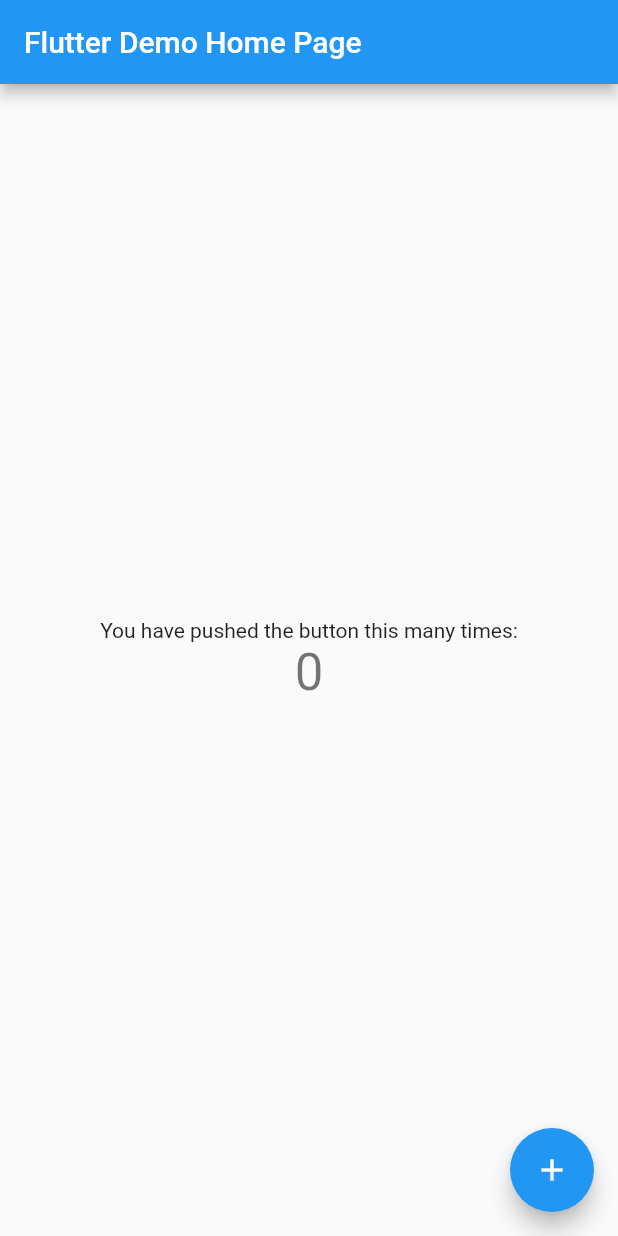
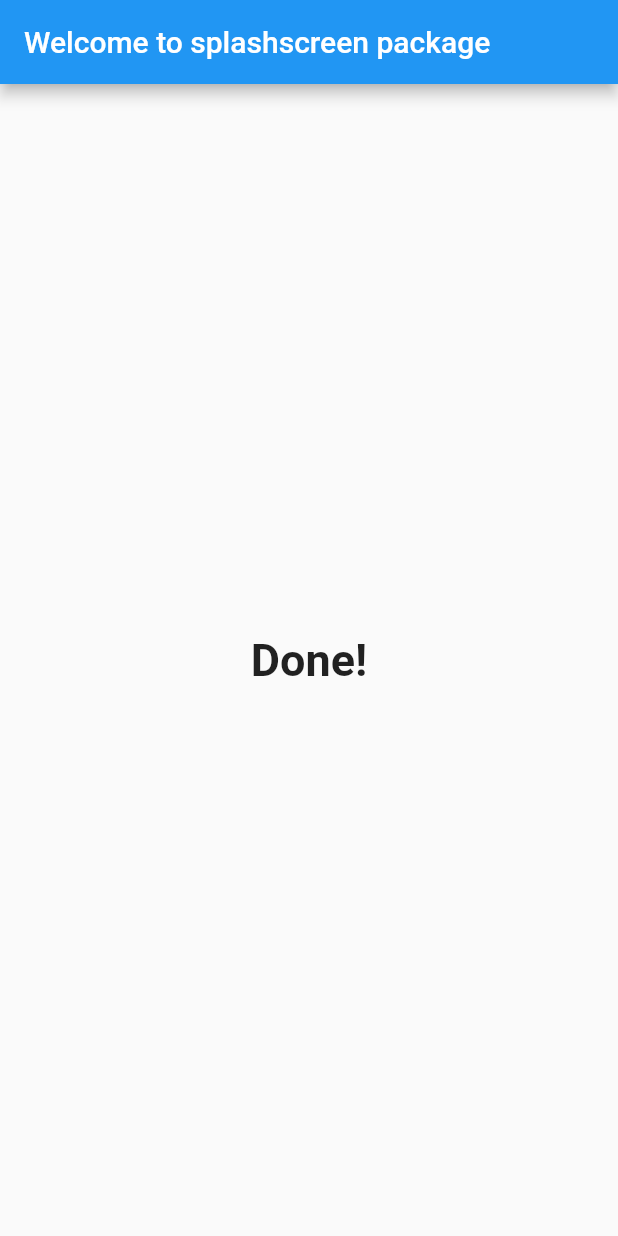
Before and after one commit to fatima796/fa17_bse_009, a Flutter app: the screen it shows after launch, on a phone screen of 412 x 824 dp. Run offline on Flutter 3.47's test engine with Material 2 defaults, Android fonts, the phone set to English and light mode, and no system bars; our stand-ins replace splashscreen; network calls fail.

Commit message:
change Roll no

```diff
--- a/lib/main.dart
+++ b/lib/main.dart
@@ -1,117 +1,54 @@
 import 'package:flutter/material.dart';
-
-void main() {
-  runApp(MyApp());
+import 'package:splashscreen/splashscreen.dart';
+void main(){
+  runApp(new MaterialApp(
+    home: new MyApp(),
+  ));
 }
 
-class MyApp extends StatelessWidget {
-  // This widget is the root of your application.
+
+class MyApp extends StatefulWidget {
+  @override
+  _MyAppState createState() => new _MyAppState();
+}
+
+class _MyAppState extends State<MyApp> {
   @override
   Widget build(BuildContext context) {
-    return MaterialApp(
-      title: 'Flutter Demo',
-      theme: ThemeData(
-        // This is the theme of your application.
-        //
-        // Try running your application with "flutter run". You'll see the
-        // application has a blue toolbar. Then, without quitting the app, try
-        // changing the primarySwatch below to Colors.green and then invoke
-        // "hot reload" (press "r" in the console where you ran "flutter run",
-        // or simply save your changes to "hot reload" in a Flutter IDE).
-        // Notice that the counter didn't reset back to zero; the application
-        // is not restarted.
-        primarySwatch: Colors.blue,
-        // This makes the visual density adapt to the platform that you run
-        // the app on. For desktop platforms, the controls will be smaller and
-        // closer together (more dense) than on mobile platforms.
-        visualDensity: VisualDensity.adaptivePlatformDensity,
-      ),
-      home: MyHomePage(title: 'Flutter Demo Home Page'),
+    return new SplashScreen(
+        seconds: 30,
+        navigateAfterSeconds: new AfterSplash(),
+        title: new Text('Fatima Sohail(FA17-BSE-009)',
+          style: new TextStyle(
+              fontWeight: FontWeight.bold,
+              fontSize: 20.0
+          ),),
+        image: new Image.network('https://www.girlsdp.com/whatsapp-dp-of-girls-with-hijab/'),
+        backgroundColor: Colors.purpleAccent,
+        styleTextUnderTheLoader: new TextStyle(),
+        photoSize: 100.0,
+        onClick: ()=>print("Flutter Egypt"),
+        loaderColor: Colors.red
     );
   }
 }
 
-class MyHomePage extends StatefulWidget {
-  MyHomePage({Key key, this.title}) : super(key: key);
-
-  // This widget is the home page of your application. It is stateful, meaning
-  // that it has a State object (defined below) that contains fields that affect
-  // how it looks.
-
-  // This class is the configuration for the state. It holds the values (in this
-  // case the title) provided by the parent (in this case the App widget) and
-  // used by the build method of the State. Fields in a Widget subclass are
-  // always marked "final".
-
-  final String title;
-
-  @override
-  _MyHomePageState createState() => _MyHomePageState();
-}
-
-class _MyHomePageState extends State<MyHomePage> {
-  int _counter = 0;
-
-  void _incrementCounter() {
-    setState(() {
-      // This call to setState tells the Flutter framework that something has
-      // changed in this State, which causes it to rerun the build method below
-      // so that the display can reflect the updated values. If we changed
-      // _counter without calling setState(), then the build method would not be
-      // called again, and so nothing would appear to happen.
-      _counter++;
-    });
-  }
-
+class AfterSplash extends StatelessWidget {
   @override
   Widget build(BuildContext context) {
-    // This method is rerun every time setState is called, for instance as done
-    // by the _incrementCounter method above.
-    //
-    // The Flutter framework has been optimized to make rerunning build methods
-    // fast, so that you can just rebuild anything that needs updating rather
-    // than having to individually change instances of widgets.
-    return Scaffold(
-      appBar: AppBar(
-        // Here we take the value from the MyHomePage object that was created by
-        // the App.build method, and use it to set our appbar title.
-        title: Text(widget.title),
+    return new Scaffold(
+      appBar: new AppBar(
+          title: new Text("Welcome to splashscreen package"),
+          automaticallyImplyLeading: false
       ),
-      body: Center(
-        // Center is a layout widget. It takes a single child and positions it
-        // in the middle of the parent.
-        child: Column(
-          // Column is also a layout widget. It takes a list of children and
-          // arranges them vertically. By default, it sizes itself to fit its
-          // children horizontally, and tries to be as tall as its parent.
-          //
-          // Invoke "debug painting" (press "p" in the console, choose the
-          // "Toggle Debug Paint" action from the Flutter Inspector in Android
-          // Studio, or the "Toggle Debug Paint" command in Visual Studio Code)
-          // to see the wireframe for each widget.
-          //
-          // Column has various properties to control how it sizes itself and
-          // how it positions its children. Here we use mainAxisAlignment to
-          // center the children vertically; the main axis here is the vertical
-          // axis because Columns are vertical (the cross axis would be
-          // horizontal).
-          mainAxisAlignment: MainAxisAlignment.center,
-          children: <Widget>[
-            Text(
-              'You have pushed the button this many times:',
-            ),
-            Text(
-              '$_counter',
-              style: Theme.of(context).textTheme.headline4,
-            ),
-          ],
-        ),
+      body: new Center(
+        child: new Text("Done!",
+          style: new TextStyle(
+              fontWeight: FontWeight.bold,
+              fontSize: 30.0
+          ),),
+
       ),
-      floatingActionButton: FloatingActionButton(
-        onPressed: _incrementCounter,
-        tooltip: 'Increment',
-        child: Icon(Icons.add),
-      ), // This trailing comma makes auto-formatting nicer for build methods.
     );
   }
 }
--- a/pubspec.yaml
+++ b/pubspec.yaml
@@ -23,6 +23,7 @@ environment:
 dependencies:
   flutter:
     sdk: flutter
+  splashscreen:
 
 
   # The following adds the Cupertino Icons font to your application.
```
Also changed, not shown: pubspec.lock.
